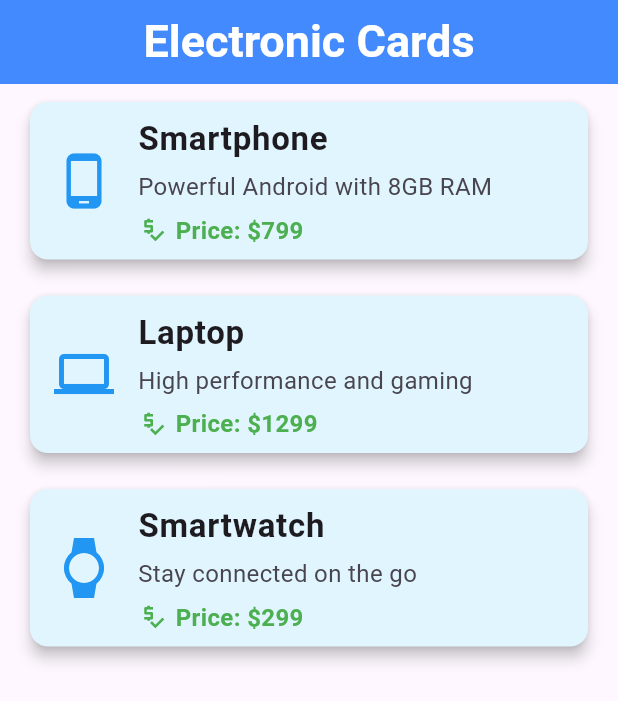
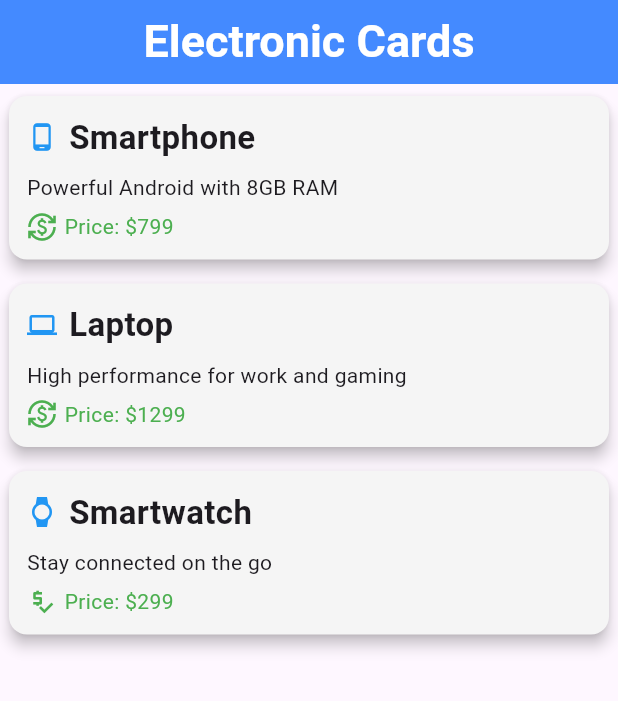
Before and after one commit to mianharoon1197/Flutter-Development, a Flutter app: the screen it shows after launch, on a phone screen of 412 x 824 dp. Shown: the top 701 px of the screen. Run offline on Flutter 3.47's test engine with Material 3 defaults, Android fonts, the phone set to English and light mode, and no system bars.

Commit message:
Updated Cards

```diff
--- a/Lab5/app2/lib/main.dart
+++ b/Lab5/app2/lib/main.dart
@@ -34,46 +34,47 @@ class MyList extends StatelessWidget {
 
   @override
   Widget build(BuildContext context) {
-    return ListView(
+    return Center(
+      child: Container(
+        width: 400,
+        child: ListView(
           children: [
-        // ------------- SMARTPHONE CARD -------------
-        Container(
-          margin: const EdgeInsets.symmetric(horizontal: 16, vertical: 8),
-          child: Card(
-            color: Colors.lightBlue[50],
+            Card(
+              color: Colors.grey[100],
               elevation: 4,
-            shape:
-                RoundedRectangleBorder(borderRadius: BorderRadius.circular(12)),
-            child: ListTile(
-              leading: const Icon(
-                Icons.phone_android,
-                size: 40,
-                color: Colors.blue,
-              ),
-              title: const Text(
-                'Smartphone',
-                style: TextStyle(fontSize: 22, fontWeight: FontWeight.bold),
-              ),
-              subtitle: Column(
+              margin: const EdgeInsets.symmetric(vertical: 8),
+              child: Padding(
+                padding: const EdgeInsets.all(12),
+                child: Column(
                   crossAxisAlignment: CrossAxisAlignment.start,
                   children: const [
-                  SizedBox(height: 4),
+                    Row(
+                      children: [
+                        Icon(Icons.phone_android, size: 20, color: Colors.blue),
+                        SizedBox(width: 8),
                         Text(
-                    'Powerful Android with 8GB RAM',
-                    style: TextStyle(fontSize: 16),
+                          'Smartphone',
+                          style: TextStyle(
+                            fontSize: 22,
+                            fontWeight: FontWeight.bold,
                           ),
+                        ),
+                      ],
+                    ),
+                    SizedBox(height: 8),
+                    Text('Powerful Android with 8GB RAM'),
                     SizedBox(height: 6),
                     Row(
                       children: [
-                      Icon(Icons.price_check, color: Colors.green, size: 20),
+                        Icon(
+                          Icons.currency_exchange,
+                          color: Colors.green,
+                          size: 20,
+                        ),
                         SizedBox(width: 5),
                         Text(
                           'Price: \$799',
-                        style: TextStyle(
-                          fontSize: 16,
-                          fontWeight: FontWeight.bold,
-                          color: Colors.green,
-                        ),
+                          style: TextStyle(color: Colors.green),
                         ),
                       ],
                     ),
@@ -81,46 +82,43 @@ class MyList extends StatelessWidget {
                 ),
               ),
             ),
-        ),
 
-        // ------------- LAPTOP CARD -------------
-        Container(
-          margin: const EdgeInsets.symmetric(horizontal: 16, vertical: 8),
-          child: Card(
-            color: Colors.lightBlue[50],
+            Card(
+              color: Colors.grey[100],
               elevation: 4,
-            shape:
-                RoundedRectangleBorder(borderRadius: BorderRadius.circular(12)),
-            child: ListTile(
-              leading: const Icon(
-                Icons.laptop,
-                size: 40,
-                color: Colors.blue,
-              ),
-              title: const Text(
-                'Laptop',
-                style: TextStyle(fontSize: 22, fontWeight: FontWeight.bold),
-              ),
-              subtitle: Column(
+              margin: const EdgeInsets.symmetric(vertical: 8),
+              child: Padding(
+                padding: const EdgeInsets.all(12),
+                child: Column(
                   crossAxisAlignment: CrossAxisAlignment.start,
                   children: const [
-                  SizedBox(height: 4),
+                    Row(
+                      children: [
+                        Icon(Icons.laptop, size: 20, color: Colors.blue),
+                        SizedBox(width: 8),
                         Text(
-                    'High performance and gaming',
-                    style: TextStyle(fontSize: 16),
+                          'Laptop',
+                          style: TextStyle(
+                            fontSize: 22,
+                            fontWeight: FontWeight.bold,
                           ),
+                        ),
+                      ],
+                    ),
+                    SizedBox(height: 8),
+                    Text('High performance for work and gaming'),
                     SizedBox(height: 6),
                     Row(
                       children: [
-                      Icon(Icons.price_check, color: Colors.green, size: 20),
+                        Icon(
+                          Icons.currency_exchange,
+                          color: Colors.green,
+                          size: 20,
+                        ),
                         SizedBox(width: 5),
                         Text(
                           'Price: \$1299',
-                        style: TextStyle(
-                          fontSize: 16,
-                          fontWeight: FontWeight.bold,
-                          color: Colors.green,
-                        ),
+                          style: TextStyle(color: Colors.green),
                         ),
                       ],
                     ),
@@ -128,35 +126,31 @@ class MyList extends StatelessWidget {
                 ),
               ),
             ),
-        ),
 
-        // ------------- SMARTWATCH CARD -------------
-        Container(
-          width:200,
-          margin: const EdgeInsets.symmetric(horizontal: 16, vertical: 8),
-          child: Card(
-            color: Colors.lightBlue[50],
+            Card(
+              color: Colors.grey[100],
               elevation: 4,
-            shape:
-                RoundedRectangleBorder(borderRadius: BorderRadius.circular(12)),
-            child: ListTile(
-              leading: const Icon(
-                Icons.watch,
-                size: 40,
-                color: Colors.blue,
-              ),
-              title: const Text(
-                'Smartwatch',
-                style: TextStyle(fontSize: 22, fontWeight: FontWeight.bold),
-              ),
-              subtitle: Column(
+              margin: const EdgeInsets.symmetric(vertical: 8),
+              child: Padding(
+                padding: const EdgeInsets.all(12),
+                child: Column(
                   crossAxisAlignment: CrossAxisAlignment.start,
                   children: const [
-                  SizedBox(height: 4),
+                    Row(
+                      children: [
+                        Icon(Icons.watch, size: 20, color: Colors.blue),
+                        SizedBox(width: 8),
                         Text(
-                    'Stay connected on the go',
-                    style: TextStyle(fontSize: 16),
+                          'Smartwatch',
+                          style: TextStyle(
+                            fontSize: 22,
+                            fontWeight: FontWeight.bold,
                           ),
+                        ),
+                      ],
+                    ),
+                    SizedBox(height: 8),
+                    Text('Stay connected on the go'),
                     SizedBox(height: 6),
                     Row(
                       children: [
@@ -164,11 +158,7 @@ class MyList extends StatelessWidget {
                         SizedBox(width: 5),
                         Text(
                           'Price: \$299',
-                        style: TextStyle(
-                          fontSize: 16,
-                          fontWeight: FontWeight.bold,
-                          color: Colors.green,
-                        ),
+                          style: TextStyle(color: Colors.green),
                         ),
                       ],
                     ),
@@ -176,8 +166,9 @@ class MyList extends StatelessWidget {
                 ),
               ),
             ),
+          ],
         ),
-      ],
+      ),
     );
   }
 }
```
Also changed, not shown: 1 other file. Lines whose indentation alone changed are shown as unchanged.
